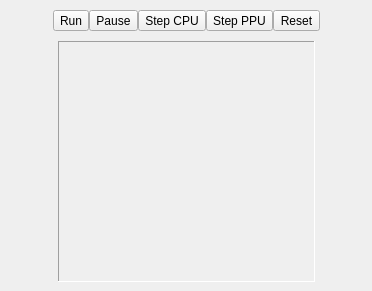
christopherpow/nesicide, file emulator/nesemulatordockwidget.ui: the form before one commit.
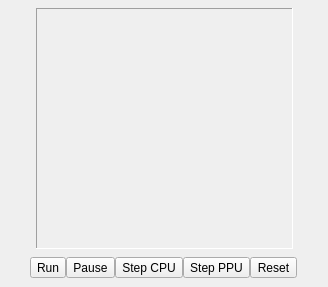
The form after the commit. Icons and pictures are not drawn.

What changed in the file:
```diff
--- a/emulator/nesemulatordockwidget.ui
+++ b/emulator/nesemulatordockwidget.ui
@@ -6,23 +6,38 @@
    <rect>
     <x>0</x>
     <y>0</y>
-    <width>372</width>
-    <height>291</height>
+    <width>328</width>
+    <height>287</height>
    </rect>
   </property>
+  <property name="minimumSize">
+   <size>
+    <width>328</width>
+    <height>287</height>
+   </size>
+  </property>
   <property name="windowTitle">
    <string>Emulator</string>
   </property>
   <widget class="QWidget" name="dockWidgetContents">
    <layout class="QGridLayout" name="gridLayout_2">
+    <property name="sizeConstraint">
+     <enum>QLayout::SetDefaultConstraint</enum>
+    </property>
     <property name="margin">
      <number>0</number>
     </property>
     <property name="spacing">
      <number>0</number>
     </property>
-    <item row="1" column="0">
+    <item row="0" column="0">
      <layout class="QHBoxLayout" name="horizontalLayout_2">
+      <property name="spacing">
+       <number>0</number>
+      </property>
+      <property name="sizeConstraint">
+       <enum>QLayout::SetMinimumSize</enum>
+      </property>
       <property name="topMargin">
        <number>0</number>
       </property>
@@ -33,7 +48,7 @@
         </property>
         <property name="sizeHint" stdset="0">
          <size>
-          <width>40</width>
+          <width>20</width>
           <height>20</height>
          </size>
         </property>
@@ -78,9 +93,15 @@
          <enum>QFrame::Sunken</enum>
         </property>
         <layout class="QGridLayout" name="gridLayout">
+         <property name="sizeConstraint">
+          <enum>QLayout::SetDefaultConstraint</enum>
+         </property>
          <property name="margin">
           <number>0</number>
          </property>
+         <property name="spacing">
+          <number>0</number>
+         </property>
         </layout>
        </widget>
       </item>
@@ -91,7 +112,7 @@
         </property>
         <property name="sizeHint" stdset="0">
          <size>
-          <width>40</width>
+          <width>20</width>
           <height>20</height>
          </size>
         </property>
@@ -99,13 +120,16 @@
       </item>
      </layout>
     </item>
-    <item row="0" column="0">
+    <item row="1" column="0">
      <layout class="QHBoxLayout" name="horizontalLayout">
+      <property name="spacing">
+       <number>0</number>
+      </property>
       <property name="sizeConstraint">
        <enum>QLayout::SetDefaultConstraint</enum>
       </property>
       <property name="margin">
-       <number>3</number>
+       <number>0</number>
       </property>
       <item>
        <spacer name="horizontalSpacer_4">
@@ -115,7 +139,7 @@
         <property name="sizeHint" stdset="0">
          <size>
           <width>40</width>
-          <height>20</height>
+          <height>1</height>
          </size>
         </property>
        </spacer>
@@ -240,7 +264,7 @@
         <property name="sizeHint" stdset="0">
          <size>
           <width>40</width>
-          <height>20</height>
+          <height>1</height>
          </size>
         </property>
        </spacer>
```
